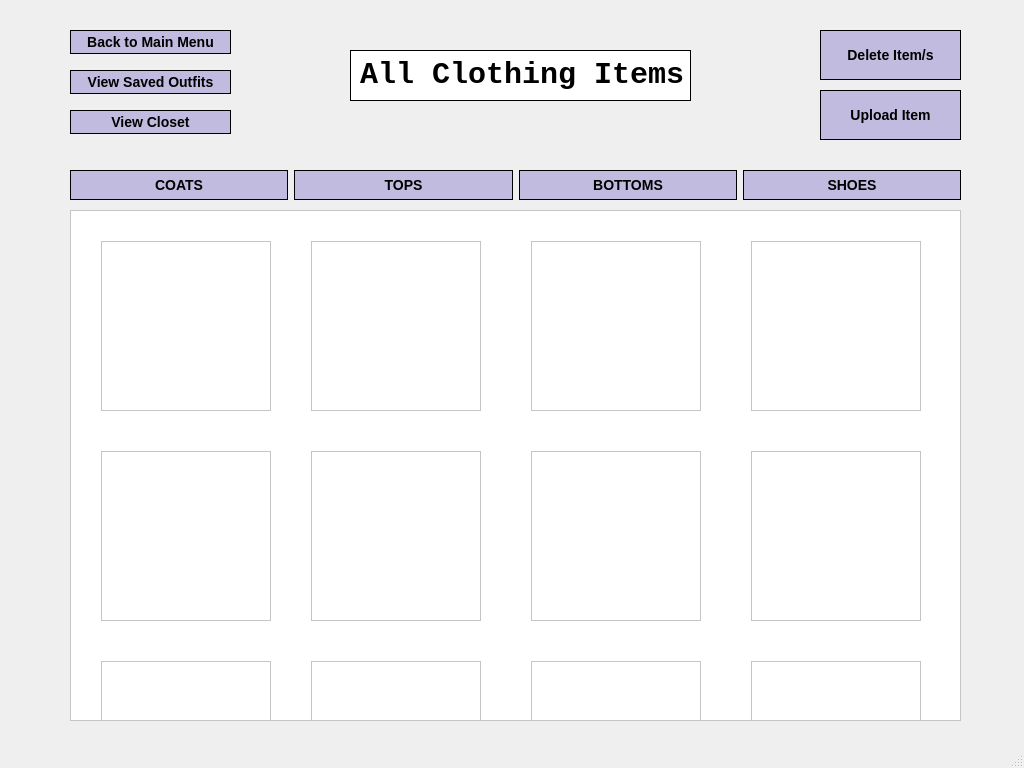
First picture: the form in code/clothingitemswindow.ui, repository fmarque/Smart-Wardrobe-Organizer, before the edit.
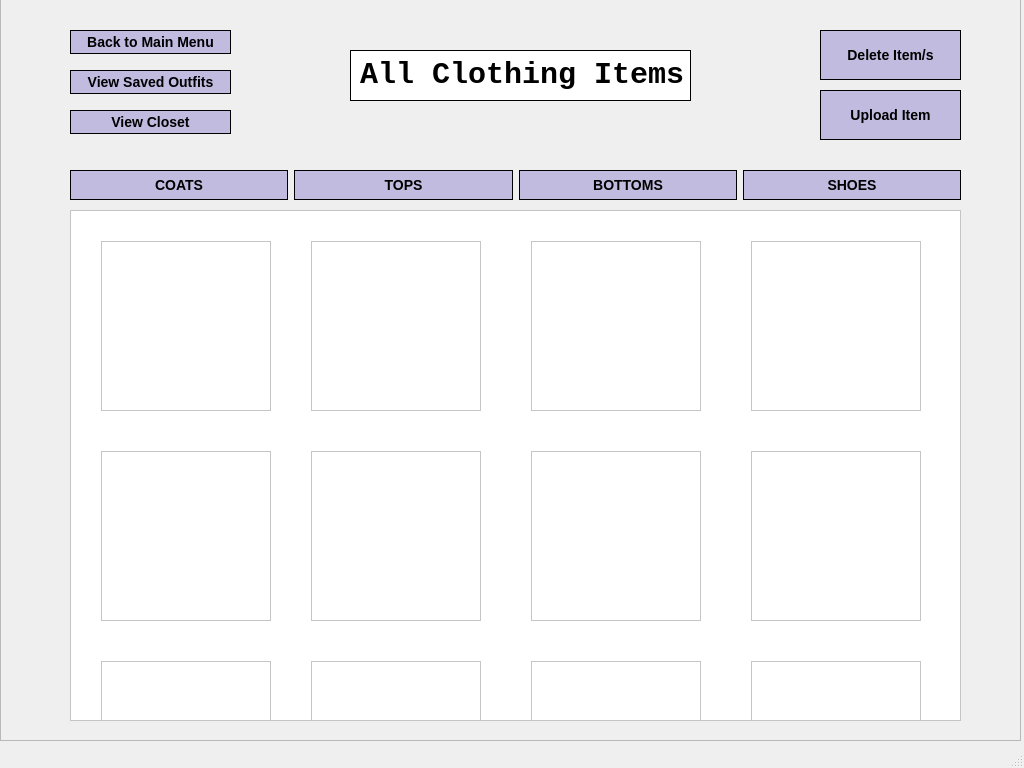
Second picture: the form after the edit. Icons and pictures are not drawn.

Commit message: a few fixes to the ui and background being consistent

```diff
--- a/code/clothingitemswindow.ui
+++ b/code/clothingitemswindow.ui
@@ -575,10 +575,10 @@
    <widget class="QFrame" name="frame_13">
     <property name="geometry">
      <rect>
-      <x>-1</x>
-      <y>-11</y>
-      <width>1031</width>
-      <height>771</height>
+      <x>0</x>
+      <y>-20</y>
+      <width>1021</width>
+      <height>761</height>
      </rect>
     </property>
     <property name="styleSheet">
```
The commit also changes 4 other files.
